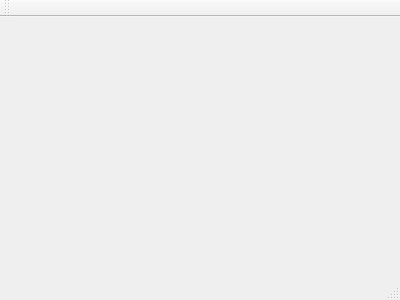
Above: mainwindow.ui from bdangpic10c/GradeCalculator before the change. Below: the same form after it.
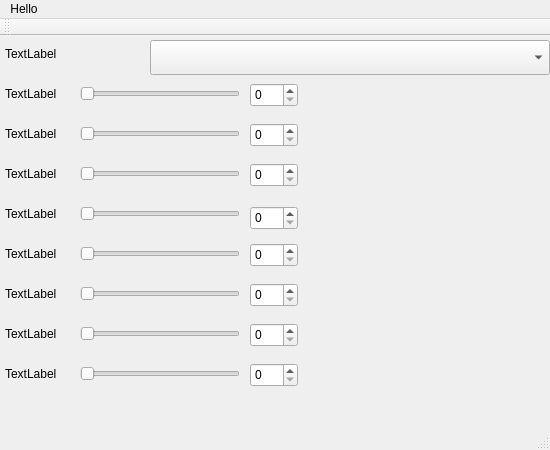
That is the form after the change.

Commit message: Started creating GUI lay out.

What changed in the file:
```diff
--- a/mainwindow.ui
+++ b/mainwindow.ui
@@ -1,24 +1,357 @@
 <ui version="4.0">
  <class>MainWindow</class>
- <widget class="QMainWindow" name="MainWindow" >
-  <property name="geometry" >
+ <widget class="QMainWindow" name="MainWindow">
+  <property name="geometry">
    <rect>
     <x>0</x>
     <y>0</y>
-    <width>400</width>
-    <height>300</height>
+    <width>550</width>
+    <height>450</height>
    </rect>
   </property>
   <property name="windowTitle" >
    <string>MainWindow</string>
   </property>
-  <widget class="QMenuBar" name="menuBar" />
-  <widget class="QToolBar" name="mainToolBar" />
-  <widget class="QWidget" name="centralWidget" />
-  <widget class="QStatusBar" name="statusBar" />
+  <widget class="QWidget" name="centralWidget">
+   <widget class="QComboBox" name="comboBox">
+    <property name="geometry">
+     <rect>
+      <x>150</x>
+      <y>4</y>
+      <width>400</width>
+      <height>35</height>
+     </rect>
+    </property>
+   </widget>
+   <widget class="QLabel" name="label">
+    <property name="geometry">
+     <rect>
+      <x>5</x>
+      <y>10</y>
+      <width>59</width>
+      <height>16</height>
+     </rect>
+    </property>
+    <property name="text">
+     <string>TextLabel</string>
+    </property>
+   </widget>
+   <widget class="QLabel" name="label_2">
+    <property name="geometry">
+     <rect>
+      <x>5</x>
+      <y>330</y>
+      <width>59</width>
+      <height>16</height>
+     </rect>
+    </property>
+    <property name="text">
+     <string>TextLabel</string>
+    </property>
+   </widget>
+   <widget class="QLabel" name="label_3">
+    <property name="geometry">
+     <rect>
+      <x>5</x>
+      <y>50</y>
+      <width>59</width>
+      <height>16</height>
+     </rect>
+    </property>
+    <property name="text">
+     <string>TextLabel</string>
+    </property>
+   </widget>
+   <widget class="QLabel" name="label_4">
+    <property name="geometry">
+     <rect>
+      <x>5</x>
+      <y>90</y>
+      <width>59</width>
+      <height>16</height>
+     </rect>
+    </property>
+    <property name="text">
+     <string>TextLabel</string>
+    </property>
+   </widget>
+   <widget class="QLabel" name="label_5">
+    <property name="geometry">
+     <rect>
+      <x>5</x>
+      <y>130</y>
+      <width>59</width>
+      <height>16</height>
+     </rect>
+    </property>
+    <property name="text">
+     <string>TextLabel</string>
+    </property>
+   </widget>
+   <widget class="QLabel" name="label_6">
+    <property name="geometry">
+     <rect>
+      <x>5</x>
+      <y>170</y>
+      <width>59</width>
+      <height>16</height>
+     </rect>
+    </property>
+    <property name="text">
+     <string>TextLabel</string>
+    </property>
+   </widget>
+   <widget class="QLabel" name="label_7">
+    <property name="geometry">
+     <rect>
+      <x>5</x>
+      <y>210</y>
+      <width>59</width>
+      <height>16</height>
+     </rect>
+    </property>
+    <property name="text">
+     <string>TextLabel</string>
+    </property>
+   </widget>
+   <widget class="QLabel" name="label_8">
+    <property name="geometry">
+     <rect>
+      <x>5</x>
+      <y>250</y>
+      <width>59</width>
+      <height>16</height>
+     </rect>
+    </property>
+    <property name="text">
+     <string>TextLabel</string>
+    </property>
+   </widget>
+   <widget class="QLabel" name="label_9">
+    <property name="geometry">
+     <rect>
+      <x>5</x>
+      <y>290</y>
+      <width>59</width>
+      <height>16</height>
+     </rect>
+    </property>
+    <property name="text">
+     <string>TextLabel</string>
+    </property>
+   </widget>
+   <widget class="QSlider" name="horizontalSlider">
+    <property name="geometry">
+     <rect>
+      <x>80</x>
+      <y>47</y>
+      <width>160</width>
+      <height>22</height>
+     </rect>
+    </property>
+    <property name="orientation">
+     <enum>Qt::Horizontal</enum>
+    </property>
+   </widget>
+   <widget class="QSlider" name="horizontalSlider_2">
+    <property name="geometry">
+     <rect>
+      <x>80</x>
+      <y>87</y>
+      <width>160</width>
+      <height>22</height>
+     </rect>
+    </property>
+    <property name="orientation">
+     <enum>Qt::Horizontal</enum>
+    </property>
+   </widget>
+   <widget class="QSlider" name="horizontalSlider_3">
+    <property name="geometry">
+     <rect>
+      <x>80</x>
+      <y>127</y>
+      <width>160</width>
+      <height>22</height>
+     </rect>
+    </property>
+    <property name="orientation">
+     <enum>Qt::Horizontal</enum>
+    </property>
+   </widget>
+   <widget class="QSlider" name="horizontalSlider_4">
+    <property name="geometry">
+     <rect>
+      <x>80</x>
+      <y>167</y>
+      <width>160</width>
+      <height>22</height>
+     </rect>
+    </property>
+    <property name="orientation">
+     <enum>Qt::Horizontal</enum>
+    </property>
+   </widget>
+   <widget class="QSlider" name="horizontalSlider_5">
+    <property name="geometry">
+     <rect>
+      <x>80</x>
+      <y>207</y>
+      <width>160</width>
+      <height>22</height>
+     </rect>
+    </property>
+    <property name="orientation">
+     <enum>Qt::Horizontal</enum>
+    </property>
+   </widget>
+   <widget class="QSlider" name="horizontalSlider_6">
+    <property name="geometry">
+     <rect>
+      <x>80</x>
+      <y>247</y>
+      <width>160</width>
+      <height>22</height>
+     </rect>
+    </property>
+    <property name="orientation">
+     <enum>Qt::Horizontal</enum>
+    </property>
+   </widget>
+   <widget class="QSlider" name="horizontalSlider_7">
+    <property name="geometry">
+     <rect>
+      <x>80</x>
+      <y>287</y>
+      <width>160</width>
+      <height>22</height>
+     </rect>
+    </property>
+    <property name="orientation">
+     <enum>Qt::Horizontal</enum>
+    </property>
+   </widget>
+   <widget class="QSlider" name="horizontalSlider_8">
+    <property name="geometry">
+     <rect>
+      <x>80</x>
+      <y>327</y>
+      <width>160</width>
+      <height>22</height>
+     </rect>
+    </property>
+    <property name="orientation">
+     <enum>Qt::Horizontal</enum>
+    </property>
+   </widget>
+   <widget class="QSpinBox" name="spinBox">
+    <property name="geometry">
+     <rect>
+      <x>250</x>
+      <y>47</y>
+      <width>48</width>
+      <height>24</height>
+     </rect>
+    </property>
+   </widget>
+   <widget class="QSpinBox" name="spinBox_2">
+    <property name="geometry">
+     <rect>
+      <x>250</x>
+      <y>87</y>
+      <width>48</width>
+      <height>24</height>
+     </rect>
+    </property>
+   </widget>
+   <widget class="QSpinBox" name="spinBox_3">
+    <property name="geometry">
+     <rect>
+      <x>250</x>
+      <y>127</y>
+      <width>48</width>
+      <height>24</height>
+     </rect>
+    </property>
+   </widget>
+   <widget class="QSpinBox" name="spinBox_4">
+    <property name="geometry">
+     <rect>
+      <x>250</x>
+      <y>170</y>
+      <width>48</width>
+      <height>24</height>
+     </rect>
+    </property>
+   </widget>
+   <widget class="QSpinBox" name="spinBox_5">
+    <property name="geometry">
+     <rect>
+      <x>250</x>
+      <y>207</y>
+      <width>48</width>
+      <height>24</height>
+     </rect>
+    </property>
+   </widget>
+   <widget class="QSpinBox" name="spinBox_6">
+    <property name="geometry">
+     <rect>
+      <x>250</x>
+      <y>247</y>
+      <width>48</width>
+      <height>24</height>
+     </rect>
+    </property>
+   </widget>
+   <widget class="QSpinBox" name="spinBox_7">
+    <property name="geometry">
+     <rect>
+      <x>250</x>
+      <y>287</y>
+      <width>48</width>
+      <height>24</height>
+     </rect>
+    </property>
+   </widget>
+   <widget class="QSpinBox" name="spinBox_8">
+    <property name="geometry">
+     <rect>
+      <x>250</x>
+      <y>327</y>
+      <width>48</width>
+      <height>24</height>
+     </rect>
+    </property>
+   </widget>
+  </widget>
+  <widget class="QMenuBar" name="menuBar">
+   <property name="geometry">
+    <rect>
+     <x>0</x>
+     <y>0</y>
+     <width>550</width>
+     <height>22</height>
+    </rect>
+   </property>
+   <widget class="QMenu" name="menuHello">
+    <property name="title">
+     <string>Hello</string>
+    </property>
+   </widget>
+   <addaction name="menuHello"/>
+  </widget>
+  <widget class="QToolBar" name="mainToolBar">
+   <attribute name="toolBarArea">
+    <enum>TopToolBarArea</enum>
+   </attribute>
+   <attribute name="toolBarBreak">
+    <bool>false</bool>
+   </attribute>
+  </widget>
+  <widget class="QStatusBar" name="statusBar"/>
  </widget>
- <layoutDefault spacing="6" margin="11" />
- <pixmapfunction></pixmapfunction>
+ <layoutdefault spacing="6" margin="11"/>
  <resources/>
  <connections/>
 </ui>
```
Left out of the diff: 3 changed lines with no effect on the pictures. The commit also changes 3 other files.
